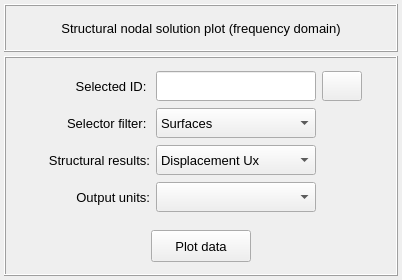
The window that vibra/interface/data/ui_files/plots/structural/structural_nodal_solution_2d_plot_frequency_inputs.ui (MOPT-UFSC/VIBRA) describes before a commit, drawn with Qt 5.
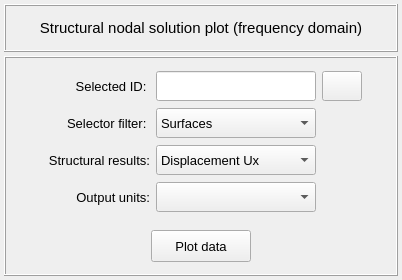
The same window after the commit. Icons and pictures are not drawn.

What changed in the file:
```diff
--- a/vibra/interface/data/ui_files/plots/structural/structural_nodal_solution_2d_plot_frequency_inputs.ui
+++ b/vibra/interface/data/ui_files/plots/structural/structural_nodal_solution_2d_plot_frequency_inputs.ui
@@ -97,7 +97,7 @@
         <property name="font">
          <font>
           <family>MS Shell Dlg 2</family>
-          <pointsize>10</pointsize>
+          <pointsize>11</pointsize>
           <italic>false</italic>
           <bold>false</bold>
          </font>
```
